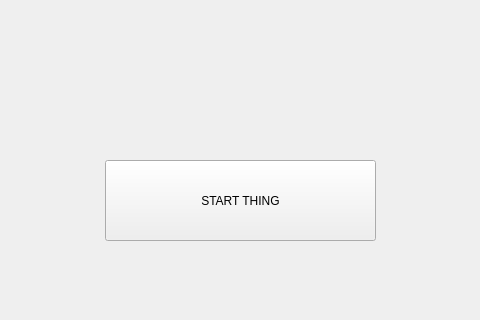
First picture: the form in CPRGame/welcomescreen.ui, repository truongtrain/CPR-Trainer, before the edit; both pictures show x 165 to 645 and y 280 to 600 of the 800 by 600 pixel window.
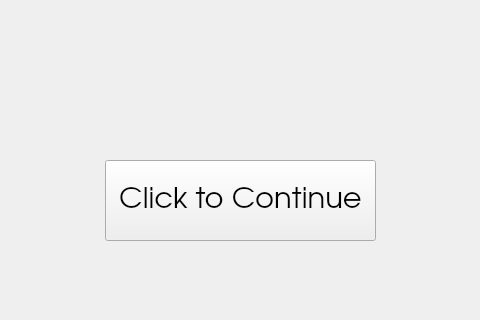
Second picture: the form after the edit.

```diff
--- a/CPRGame/welcomescreen.ui
+++ b/CPRGame/welcomescreen.ui
@@ -45,8 +45,14 @@
       <height>81</height>
      </rect>
     </property>
+    <property name="font">
+     <font>
+      <family>URW Gothic L</family>
+      <pointsize>22</pointsize>
+     </font>
+    </property>
     <property name="text">
-     <string>START THING</string>
+     <string>Click to Continue</string>
     </property>
    </widget>
   </widget>
```
